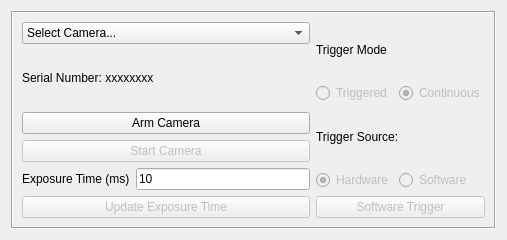
The window that ui_components/cameracontrolwidget.ui (jagerber48/jkam_e6) describes before a commit, drawn with Qt 5.
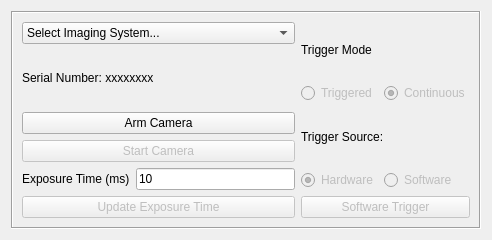
The same window after the commit.

What changed in the file:
```diff
--- a/ui_components/cameracontrolwidget.ui
+++ b/ui_components/cameracontrolwidget.ui
@@ -6,7 +6,7 @@
    <rect>
     <x>0</x>
     <y>0</y>
-    <width>507</width>
+    <width>492</width>
     <height>240</height>
    </rect>
   </property>
@@ -26,7 +26,7 @@
          <widget class="QComboBox" name="camera_comboBox">
           <item>
            <property name="text">
-            <string>Select Camera...</string>
+            <string>Select Imaging System...</string>
            </property>
           </item>
          </widget>
```
